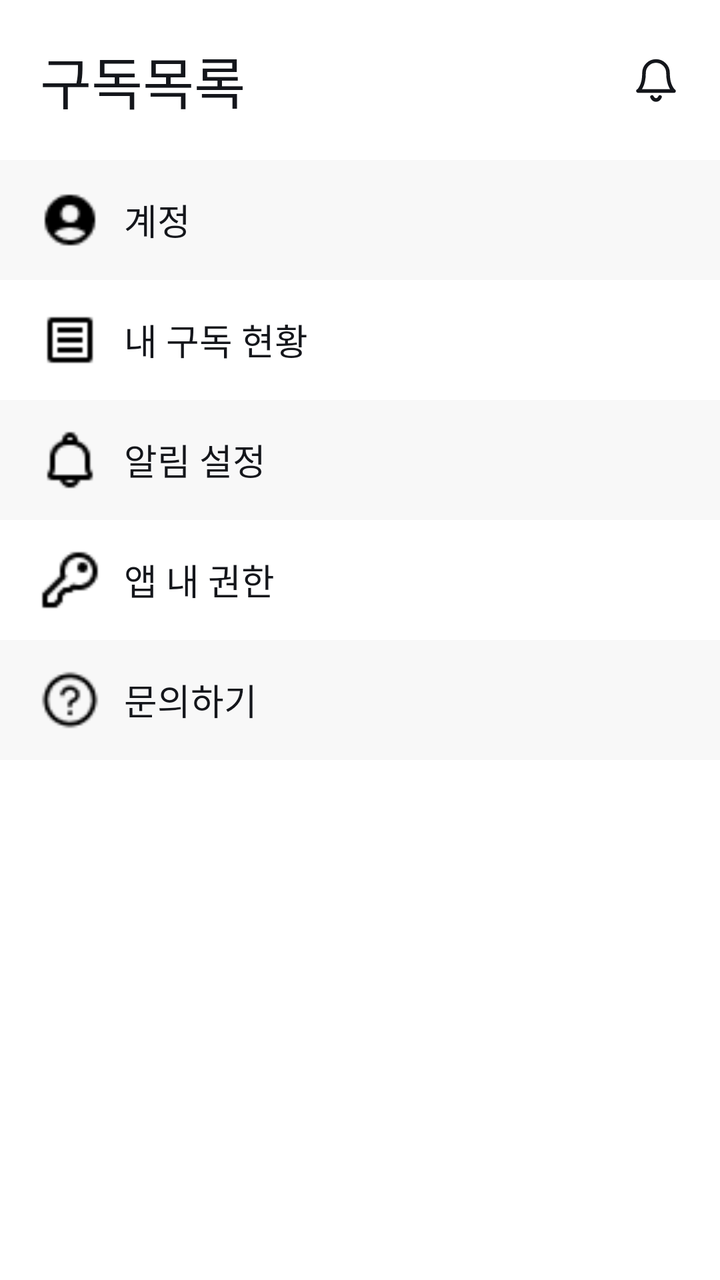
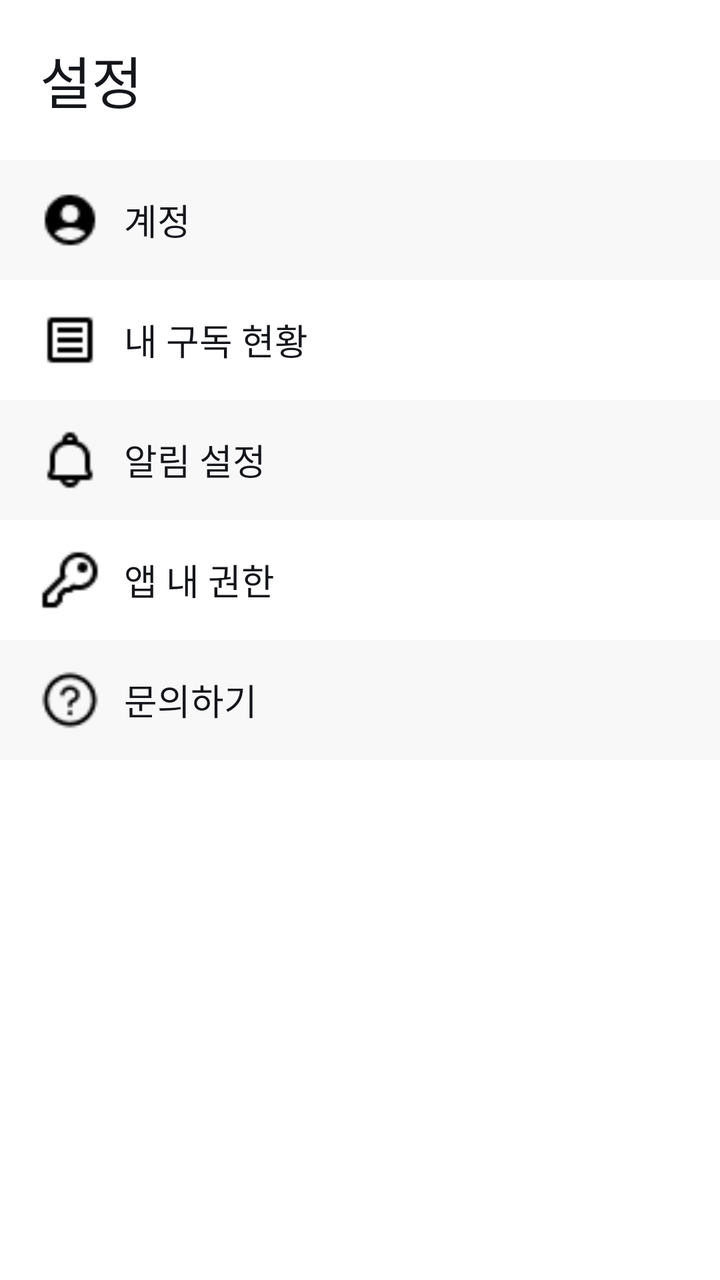

Compare the two renders of this Android layout. The source of the first and the diff that turns it into the second are given below.
<!-- AndroidManifest.xml: application theme Theme.Submate -->
<!-- res/layout/screen_setting.xml -->
<?xml version="1.0" encoding="utf-8"?>
<FrameLayout xmlns:android="http://schemas.android.com/apk/res/android" android:layout_width="match_parent" android:layout_height="match_parent" android:background="@color/appwhite">
    <LinearLayout android:layout_width="match_parent" android:layout_height="match_parent" android:orientation="vertical">
        <include layout="@layout/common_header" />
        <LinearLayout android:id="@+id/setting_account" android:layout_width="match_parent" android:layout_height="60dp" android:background="@color/gray50" android:clickable="true" android:focusable="true" android:gravity="center_vertical">
            <ImageView android:layout_width="30dp" android:layout_height="30dp" android:layout_marginStart="20dp" android:contentDescription="계정" android:src="@drawable/ic_setting_account" />
            <TextView android:layout_width="wrap_content" android:layout_height="wrap_content" android:layout_marginStart="12dp" android:text="계정" android:textColor="@color/appblack" style="@style/typo_body_m1" />
        </LinearLayout>
        <LinearLayout android:id="@+id/setting_list" android:layout_width="match_parent" android:layout_height="60dp" android:clickable="true" android:focusable="true" android:gravity="center_vertical">
            <ImageView android:layout_width="30dp" android:layout_height="30dp" android:layout_marginStart="20dp" android:contentDescription="내 구독 현황" android:src="@drawable/ic_setting_list" />
            <TextView android:layout_width="wrap_content" android:layout_height="wrap_content" android:layout_marginStart="12dp" android:text="내 구독 현황" android:textColor="@color/appblack" style="@style/typo_body_m1" />
        </LinearLayout>
        <LinearLayout android:id="@+id/setting_notification" android:layout_width="match_parent" android:layout_height="60dp" android:background="@color/gray50" android:clickable="true" android:focusable="true" android:gravity="center_vertical">
            <ImageView android:layout_width="30dp" android:layout_height="30dp" android:layout_marginStart="20dp" android:contentDescription="알림 설정" android:src="@drawable/ic_setting_notification" />
            <TextView android:layout_width="wrap_content" android:layout_height="wrap_content" android:layout_marginStart="12dp" android:text="알림 설정" android:textColor="@color/appblack" style="@style/typo_body_m1" />
        </LinearLayout>
        <LinearLayout android:id="@+id/setting_access" android:layout_width="match_parent" android:layout_height="60dp" android:clickable="true" android:focusable="true" android:gravity="center_vertical">
            <ImageView android:layout_width="30dp" android:layout_height="30dp" android:layout_marginStart="20dp" android:contentDescription="앱 내 권한" android:src="@drawable/ic_setting_access" />
            <TextView android:layout_width="wrap_content" android:layout_height="wrap_content" android:layout_marginStart="12dp" android:text="앱 내 권한" android:textColor="@color/appblack" style="@style/typo_body_m1" />
        </LinearLayout>
        <LinearLayout android:id="@+id/setting_contact" android:layout_width="match_parent" android:layout_height="60dp" android:background="@color/gray50" android:clickable="true" android:focusable="true" android:gravity="center_vertical">
            <ImageView android:layout_width="30dp" android:layout_height="30dp" android:layout_marginStart="20dp" android:contentDescription="문의하기" android:src="@drawable/ic_setting_contact" />
            <TextView android:layout_width="wrap_content" android:layout_height="wrap_content" android:layout_marginStart="12dp" android:text="문의하기" android:textColor="@color/appblack" style="@style/typo_body_m1" />
        </LinearLayout>
    </LinearLayout>
</FrameLayout>
<!-- res/layout/common_header.xml (included above) -->
<?xml version="1.0" encoding="utf-8"?>
<androidx.constraintlayout.widget.ConstraintLayout xmlns:android="http://schemas.android.com/apk/res/android"
    xmlns:app="http://schemas.android.com/apk/res-auto"
    android:id="@+id/common_header"
    android:layout_width="match_parent"
    android:layout_height="80dp"
    android:background="@color/appwhite">
    <TextView
        android:id="@+id/tv_subscribe_title"
        style="@style/typo_title_b1"
        android:layout_width="0dp"
        android:layout_height="wrap_content"
        android:layout_marginStart="20dp"
        android:text="구독목록"
        android:textColor="@color/appblack"
        app:layout_constraintBottom_toBottomOf="parent"
        app:layout_constraintEnd_toStartOf="@id/iv_subscribe_notification"
        app:layout_constraintStart_toStartOf="parent"
        app:layout_constraintTop_toTopOf="parent" />
    <ImageView
        android:id="@+id/iv_subscribe_notification"
        android:layout_width="40dp"
        android:layout_height="40dp"
        android:layout_marginEnd="12dp"
        android:background="?attr/selectableItemBackgroundBorderless"
        android:contentDescription="알림"
        android:padding="8dp"
        android:src="@drawable/ic_bell"
        app:layout_constraintBottom_toBottomOf="parent"
        app:layout_constraintEnd_toEndOf="parent"
        app:layout_constraintTop_toTopOf="parent" />
</androidx.constraintlayout.widget.ConstraintLayout>
<!-- resources referenced by this layout -->
<resources>
  <color name="appblack">#14161B</color>
  <color name="appwhite">#FFFFFF</color>
  <color name="gray50">#F8F8F8</color>
  <!-- drawable ic_bell (drawable) -->
  <vector xmlns:android="http://schemas.android.com/apk/res/android"
      android:width="24dp"
      android:height="24dp"
      android:viewportWidth="24"
      android:viewportHeight="24">
      <path
          android:fillColor="#00000000"
          android:pathData="M18,8.5C18,5.19 15.31,2.5 12,2.5C8.69,2.5 6,5.19 6,8.5C6,15.5 3,17.5 3,17.5H21C21,17.5 18,15.5 18,8.5Z"
          android:strokeWidth="1.8"
          android:strokeColor="@color/appblack"
          android:strokeLineJoin="round" />
      <path
          android:fillColor="#00000000"
          android:pathData="M10,20.5C10.4,21.4 11.15,22 12,22C12.85,22 13.6,21.4 14,20.5"
          android:strokeWidth="1.8"
          android:strokeColor="@color/appblack"
          android:strokeLineCap="round" />
  </vector>
  <!-- drawable ic_setting_access: png bitmap (drawable, 374 bytes) -->
  <!-- drawable ic_setting_account: png bitmap (drawable, 410 bytes) -->
  <!-- drawable ic_setting_contact: png bitmap (drawable, 507 bytes) -->
  <!-- drawable ic_setting_list: png bitmap (drawable, 234 bytes) -->
  <!-- drawable ic_setting_notification: png bitmap (drawable, 355 bytes) -->
  <style name="typo_body_m1"><item name="android:fontFamily">@font/pretendard_medium</item><item name="android:textSize">18sp</item></style>
  <style name="typo_title_b1"><item name="android:fontFamily">@font/pretendard_bold</item><item name="android:textSize">28sp</item></style>
  <style name="Theme.Submate" parent="Base.Theme.Submate" />
  <style name="Base.Theme.Submate" parent="Theme.Material3.DayNight.NoActionBar">
          
          
      </style>
</resources>

<!-- the commit's change to res/layout/screen_setting.xml (unified diff, before → after) -->
@@ -1,7 +1,7 @@
 <?xml version="1.0" encoding="utf-8"?>
 <FrameLayout xmlns:android="http://schemas.android.com/apk/res/android" android:layout_width="match_parent" android:layout_height="match_parent" android:background="@color/appwhite">
     <LinearLayout android:layout_width="match_parent" android:layout_height="match_parent" android:orientation="vertical">
-        <include layout="@layout/common_header" />
+        <include layout="@layout/setting_header" />
         <LinearLayout android:id="@+id/setting_account" android:layout_width="match_parent" android:layout_height="60dp" android:background="@color/gray50" android:clickable="true" android:focusable="true" android:gravity="center_vertical">
             <ImageView android:layout_width="30dp" android:layout_height="30dp" android:layout_marginStart="20dp" android:contentDescription="계정" android:src="@drawable/ic_setting_account" />
             <TextView android:layout_width="wrap_content" android:layout_height="wrap_content" android:layout_marginStart="12dp" android:text="계정" android:textColor="@color/appblack" style="@style/typo_body_m1" />
@@ -24,36 +24,15 @@
         </LinearLayout>
     </LinearLayout>
 </FrameLayout>
-<!-- res/layout/common_header.xml (included above) -->
+<!-- res/layout/setting_header.xml (included above) -->
 <?xml version="1.0" encoding="utf-8"?>
-<androidx.constraintlayout.widget.ConstraintLayout xmlns:android="http://schemas.android.com/apk/res/android"
-    xmlns:app="http://schemas.android.com/apk/res-auto"
-    android:id="@+id/common_header"
+<TextView xmlns:android="http://schemas.android.com/apk/res/android"
+    android:id="@+id/setting_header"
     android:layout_width="match_parent"
     android:layout_height="80dp"
-    android:background="@color/appwhite">
-    <TextView
-        android:id="@+id/tv_subscribe_title"
-        style="@style/typo_title_b1"
-        android:layout_width="0dp"
-        android:layout_height="wrap_content"
-        android:layout_marginStart="20dp"
-        android:text="구독목록"
-        android:textColor="@color/appblack"
-        app:layout_constraintBottom_toBottomOf="parent"
-        app:layout_constraintEnd_toStartOf="@id/iv_subscribe_notification"
-        app:layout_constraintStart_toStartOf="parent"
-        app:layout_constraintTop_toTopOf="parent" />
-    <ImageView
-        android:id="@+id/iv_subscribe_notification"
-        android:layout_width="40dp"
-        android:layout_height="40dp"
-        android:layout_marginEnd="12dp"
-        android:background="?attr/selectableItemBackgroundBorderless"
-        android:contentDescription="알림"
-        android:padding="8dp"
-        android:src="@drawable/ic_bell"
-        app:layout_constraintBottom_toBottomOf="parent"
-        app:layout_constraintEnd_toEndOf="parent"
-        app:layout_constraintTop_toTopOf="parent" />
-</androidx.constraintlayout.widget.ConstraintLayout>
+    android:background="@color/appwhite"
+    android:gravity="center_vertical"
+    android:paddingStart="20dp"
+    android:text="설정"
+    android:textColor="@color/appblack"
+    style="@style/typo_title_b1" />
<!-- resource entries referenced after the edit -->
@@ -3,25 +3,6 @@
   <color name="appblack">#14161B</color>
   <color name="appwhite">#FFFFFF</color>
   <color name="gray50">#F8F8F8</color>
-  <!-- drawable ic_bell (drawable) -->
-  <vector xmlns:android="http://schemas.android.com/apk/res/android"
-      android:width="24dp"
-      android:height="24dp"
-      android:viewportWidth="24"
-      android:viewportHeight="24">
-      <path
-          android:fillColor="#00000000"
-          android:pathData="M18,8.5C18,5.19 15.31,2.5 12,2.5C8.69,2.5 6,5.19 6,8.5C6,15.5 3,17.5 3,17.5H21C21,17.5 18,15.5 18,8.5Z"
-          android:strokeWidth="1.8"
-          android:strokeColor="@color/appblack"
-          android:strokeLineJoin="round" />
-      <path
-          android:fillColor="#00000000"
-          android:pathData="M10,20.5C10.4,21.4 11.15,22 12,22C12.85,22 13.6,21.4 14,20.5"
-          android:strokeWidth="1.8"
-          android:strokeColor="@color/appblack"
-          android:strokeLineCap="round" />
-  </vector>
   <!-- drawable ic_setting_access: png bitmap (drawable, 374 bytes) -->
   <!-- drawable ic_setting_account: png bitmap (drawable, 410 bytes) -->
   <!-- drawable ic_setting_contact: png bitmap (drawable, 507 bytes) -->
